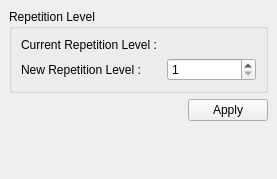
This is Client/Widgets/RepetitionLevelControl.ui in CCSEPBVR/CS-IS-PBVR as Qt 5 draws it before an edit. The edited form follows.
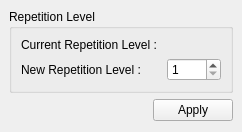
This is the edited form.

Diff of the .ui file:
```diff
--- a/Client/Widgets/RepetitionLevelControl.ui
+++ b/Client/Widgets/RepetitionLevelControl.ui
@@ -6,8 +6,8 @@
    <rect>
     <x>0</x>
     <y>0</y>
-    <width>277</width>
-    <height>179</height>
+    <width>179</width>
+    <height>132</height>
    </rect>
   </property>
   <property name="windowTitle">
@@ -15,13 +15,6 @@
   </property>
   <widget class="QWidget" name="dockWidgetContents">
    <layout class="QGridLayout" name="gridLayout">
-    <item row="1" column="1">
-     <widget class="QPushButton" name="applyPushButton">
-      <property name="text">
-       <string>Apply</string>
-      </property>
-     </widget>
-    </item>
     <item row="1" column="0">
      <spacer name="horizontalSpacer">
       <property name="orientation">
@@ -29,12 +22,32 @@
       </property>
       <property name="sizeHint" stdset="0">
        <size>
-        <width>157</width>
+        <width>80</width>
         <height>20</height>
        </size>
       </property>
      </spacer>
     </item>
+    <item row="1" column="1">
+     <widget class="QPushButton" name="applyPushButton">
+      <property name="text">
+       <string>Apply</string>
+      </property>
+     </widget>
+    </item>
+    <item row="2" column="0">
+     <spacer name="verticalSpacer">
+      <property name="orientation">
+       <enum>Qt::Vertical</enum>
+      </property>
+      <property name="sizeHint" stdset="0">
+       <size>
+        <width>20</width>
+        <height>9</height>
+       </size>
+      </property>
+     </spacer>
+    </item>
     <item row="0" column="0" colspan="2">
      <widget class="QGroupBox" name="groupBox">
       <property name="title">
@@ -85,19 +98,6 @@
       </layout>
      </widget>
     </item>
-    <item row="2" column="0" colspan="2">
-     <spacer name="verticalSpacer">
-      <property name="orientation">
-       <enum>Qt::Vertical</enum>
-      </property>
-      <property name="sizeHint" stdset="0">
-       <size>
-        <width>20</width>
-        <height>40</height>
-       </size>
-      </property>
-     </spacer>
-    </item>
    </layout>
   </widget>
  </widget>
```
